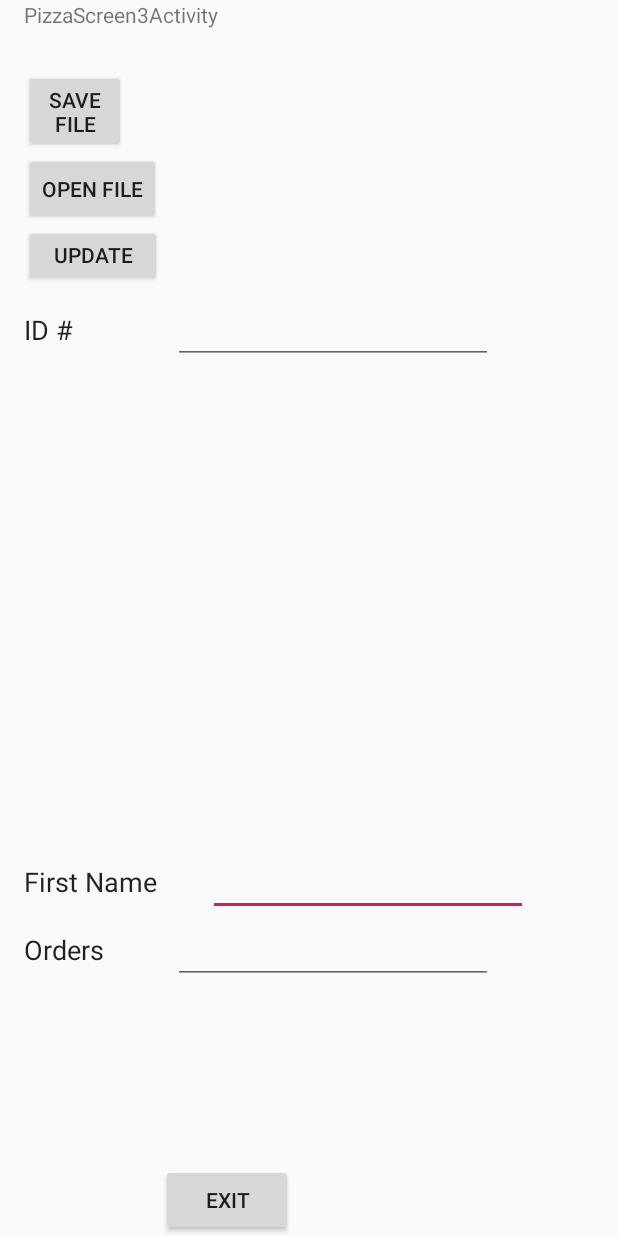
After one commit to aundrae/COMP3606-Practical-7, an Android app: the PizzaScreen3Activity screen opened directly, with no data from a screen before it, on a phone screen of 412 x 824 dp. The commit adds this screen. Run offline under Robolectric (Android 15) with nearby library versions, the phone set to English and light mode, and no system bars.

Commit message:
Practical 5 Added

```diff
--- a/app/src/main/AndroidManifest.xml
+++ b/app/src/main/AndroidManifest.xml
@@ -46,6 +46,7 @@
             android:label="@string/title_activity_practical4"
             android:theme="@style/AppTheme.NoActionBar"></activity>
         <activity android:name=".IntentScreen"/>
+        <activity android:name=".PizzaScreen3Activity"/>
     </application>
 
 </manifest>
--- a/app/src/main/java/com/example/justi/practical7/MainActivity.java
+++ b/app/src/main/java/com/example/justi/practical7/MainActivity.java
@@ -47,7 +47,7 @@ public class MainActivity extends AppCompatActivity {
                 startActivity(new Intent(getApplicationContext(),Practical4.class));
             }
             if(view == p5){
-
+                startActivity(new Intent(getApplicationContext(),PizzaScreen3Activity.class));
             }
             if(view == p6_s){
 
--- /dev/null
+++ b/app/src/main/res/layout/activity_pizza_screen3.xml
@@ -0,0 +1,152 @@
+<RelativeLayout xmlns:android="http://schemas.android.com/apk/res/android"
+    xmlns:tools="http://schemas.android.com/tools"
+    android:layout_width="match_parent"
+    android:layout_height="match_parent"
+    xmlns:app="http://schemas.android.com/apk/res-auto"
+    android:paddingLeft="16dp"
+    android:paddingRight="16dp"
+    android:orientation="vertical">
+
+
+    <TextView
+        android:id="@+id/textView"
+        android:layout_width="wrap_content"
+        android:layout_height="wrap_content"
+        android:text="@string/title_activity_pizza_screen3"
+        app:layout_constraintLeft_toLeftOf="parent"
+        app:layout_constraintRight_toRightOf="parent"
+        app:layout_constraintTop_toTopOf="parent" />
+    android:layout_margin="16dp"
+
+
+    <Button
+        android:id="@+id/buttonOpen"
+        android:layout_width="wrap_content"
+        android:layout_height="wrap_content"
+        android:layout_above="@+id/buttonUpdate"
+        android:layout_alignStart="@+id/textView"
+        android:layout_gravity="top"
+        android:layout_marginBottom="-150dp"
+        android:onClick="openFile"
+        android:text="@string/file_open"
+        app:layout_constraintEnd_toStartOf="@+id/textView2"
+        app:layout_constraintHorizontal_bias="0.803"
+        app:layout_constraintStart_toStartOf="parent"
+        app:layout_constraintTop_toBottomOf="@+id/buttonUpdate" />
+
+    <TextView
+        android:id="@+id/textView3"
+        android:layout_width="99dp"
+        android:layout_height="wrap_content"
+        android:layout_alignParentBottom="true"
+        android:layout_alignStart="@+id/textView"
+        android:layout_marginBottom="224dp"
+        android:text="@string/first_name"
+        android:textAppearance="@android:style/TextAppearance.Medium"
+        app:layout_constraintStart_toStartOf="@+id/textView2"
+        app:layout_constraintTop_toBottomOf="@+id/buttonOpen" />
+
+    <Button
+        android:id="@+id/calc_button"
+        android:layout_width="wrap_content"
+        android:layout_height="wrap_content"
+        android:layout_alignParentBottom="true"
+        android:layout_toEndOf="@+id/buttonOpen"
+        android:onClick="exitApp"
+        android:text="Exit"
+        app:layout_constraintBottom_toBottomOf="parent"
+        app:layout_constraintLeft_toLeftOf="parent"
+        app:layout_constraintRight_toRightOf="parent" />
+
+
+    <TextView
+        android:id="@+id/textView2"
+        android:layout_width="wrap_content"
+        android:layout_height="wrap_content"
+        android:layout_alignParentTop="true"
+        android:layout_alignStart="@+id/textView"
+        android:layout_marginTop="207dp"
+        android:text="@string/last_name"
+        android:textAppearance="@android:style/TextAppearance.Medium"
+        app:layout_constraintBottom_toBottomOf="@+id/buttonOpen"
+        app:layout_constraintEnd_toEndOf="parent" />
+
+    <android.support.constraint.Group
+        android:id="@+id/group"
+        android:layout_width="wrap_content"
+        android:layout_height="wrap_content" />
+
+
+    <Button
+        android:id="@+id/buttonUpdate"
+        android:layout_width="92dp"
+        android:layout_height="41dp"
+        android:layout_alignParentTop="true"
+        android:layout_alignStart="@+id/textView"
+        android:layout_gravity="right|center"
+        android:layout_marginTop="150dp"
+        android:onClick="updateFile"
+        android:text="@string/file_update"
+        app:layout_constraintStart_toStartOf="parent"
+        app:layout_constraintTop_toBottomOf="@+id/buttonSave" />
+
+
+
+    <Button
+        android:id="@+id/buttonSave"
+        android:layout_width="68dp"
+        android:layout_height="wrap_content"
+        android:layout_above="@+id/buttonOpen"
+        android:layout_alignStart="@+id/textView"
+        android:layout_gravity="center|top"
+        android:onClick="saveFile"
+        android:text="@string/file_save"
+        app:layout_constraintEnd_toEndOf="parent"
+        app:layout_constraintHorizontal_bias="0.0"
+        app:layout_constraintStart_toStartOf="@+id/textView"
+        app:layout_constraintTop_toBottomOf="@+id/textView" />
+
+    <EditText
+        android:id="@+id/editTextFname"
+        android:layout_width="wrap_content"
+        android:layout_height="wrap_content"
+        android:layout_alignBaseline="@+id/textView3"
+        android:layout_alignParentEnd="true"
+        android:layout_marginEnd="44dp"
+        android:ems="10"
+        android:inputType="textPersonName"   />
+
+    <EditText
+        android:id="@+id/editTextLastname"
+        android:layout_width="wrap_content"
+        android:layout_height="wrap_content"
+        android:layout_alignBaseline="@+id/textView2"
+        android:layout_toEndOf="@+id/textView3"
+        android:ems="10"
+        android:inputType="textPersonName"/>
+
+    <TextView
+        android:id="@+id/textView4"
+        android:layout_width="92dp"
+        android:layout_height="wrap_content"
+        android:layout_alignBaseline="@+id/editTextOrders"
+        android:layout_alignStart="@+id/textView"
+        android:text="@string/orders"
+        android:textAppearance="@android:style/TextAppearance.Medium"
+        app:layout_constraintBottom_toBottomOf="parent"
+        app:layout_constraintStart_toStartOf="@+id/textView2"
+        app:layout_constraintTop_toTopOf="parent"
+        app:layout_constraintVertical_bias="0.52" />
+
+    <EditText
+        android:id="@+id/editTextOrders"
+        android:layout_width="wrap_content"
+        android:layout_height="wrap_content"
+        android:layout_alignStart="@+id/editTextLastname"
+        android:layout_below="@+id/editTextFname"
+        android:ems="10"
+        android:inputType="textPersonName"/>
+
+
+
+</RelativeLayout>
--- a/app/src/main/res/values/strings.xml
+++ b/app/src/main/res/values/strings.xml
@@ -21,4 +21,20 @@
     <string name="title_activity_details_page">DetailsPage</string>
     <string name="title_activity_practical3">Practical3</string>
     <string name="title_activity_practical4">Practical4</string>
+
+    <string name="hello_world">Hello world!</string>
+    <string name="menu_settings">Settings</string>
+    <string name="title_activity_pizza_screen2">PizzaScreen2Activity</string>
+    <string name="action_settings">Settings</string>
+    <string name="pizza_screen_2str">Pizza Screen 2</string>
+    <string name="title_activity_pizza_screen3">PizzaScreen3Activity</string>
+    <string name="pizza_screen_3str">Go to Screen 3</string>
+    <string name="file_save">Save File</string>
+    <string name="file_open">OPEN FILE</string>
+    <string name="title_activity_list_view_android_example">ListViewAndroidExample</string>
+    <string name="title_activity_list_display">ListDisplayActivity</string>
+    <string name="file_update">Update File</string>
+    <string name="first_name">First Name</string>
+    <string name="last_name">ID #</string>
+    <string name="orders">Orders</string>
 </resources>
```
Also changed, not shown: app/src/main/java/com/example/justi/practical7/Person.java (added, +50 -0 lines), app/src/main/java/com/example/justi/practical7/PizzaScreen3Activity.java (added, +225 -0 lines).
